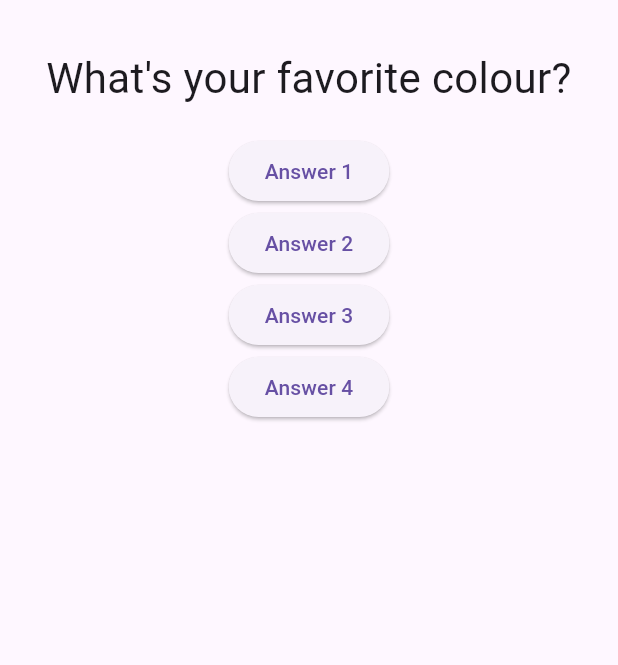
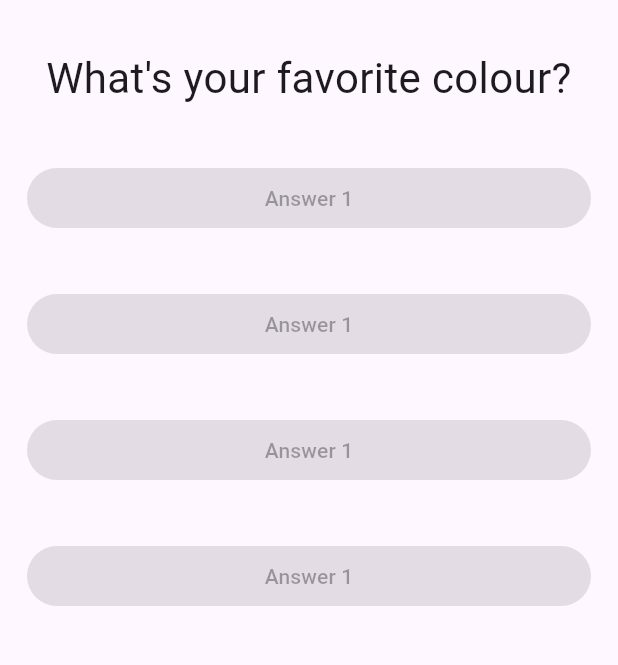
Before and after one commit to NovaLogics/skills-training-flutter-dart, a Flutter app: the screen it shows after launch, on a phone screen of 412 x 824 dp, the part 63-728 px from its top. Run offline on Flutter 3.47's test engine with Material 3 defaults, Android fonts, the phone set to English and light mode, and no system bars.

Commit message:
feat [ui]: Apply Answer widget to MainUI

```diff
--- a/lib/answer.dart
+++ b/lib/answer.dart
@@ -1,6 +1,10 @@
 import 'package:flutter/material.dart';
 
 class Answer extends StatelessWidget {
+  final Function selectHandler;
+
+  const Answer(this.selectHandler);
+
   @override
   Widget build(BuildContext context) {
     return Container(
--- a/lib/main.dart
+++ b/lib/main.dart
@@ -1,6 +1,7 @@
 import 'package:flutter/material.dart';
 
 import './question.dart';
+import './answer.dart';
 
 void main() => runApp(AlphaApp());
 
@@ -16,7 +17,7 @@ class _AlphaAppState extends State<AlphaApp> {
 
   void _answerQuestion() {
     setState(() {
-          _questionIndex++;
+      _questionIndex++;
     });
   }
 
@@ -33,25 +34,11 @@ class _AlphaAppState extends State<AlphaApp> {
         ),
         body: Column(
           children: <Widget>[
-            Question(
-              questions.elementAt(_questionIndex)
-              ),
-            ElevatedButton(
-              child: Text("Answer 1"),
-              onPressed: _answerQuestion,
-            ),
-            ElevatedButton(
-              child: Text("Answer 2"),
-              onPressed: _answerQuestion,
-            ),
-            ElevatedButton(
-              child: Text("Answer 3"),
-              onPressed: _answerQuestion,
-            ),
-            ElevatedButton(
-              child: Text("Answer 4"),
-              onPressed: _answerQuestion,
-            ),
+            Question(questions.elementAt(_questionIndex)),
+            Answer(_answerQuestion),
+            Answer(_answerQuestion),
+            Answer(_answerQuestion),
+            Answer(_answerQuestion),
           ],
         ),
       ),
```
